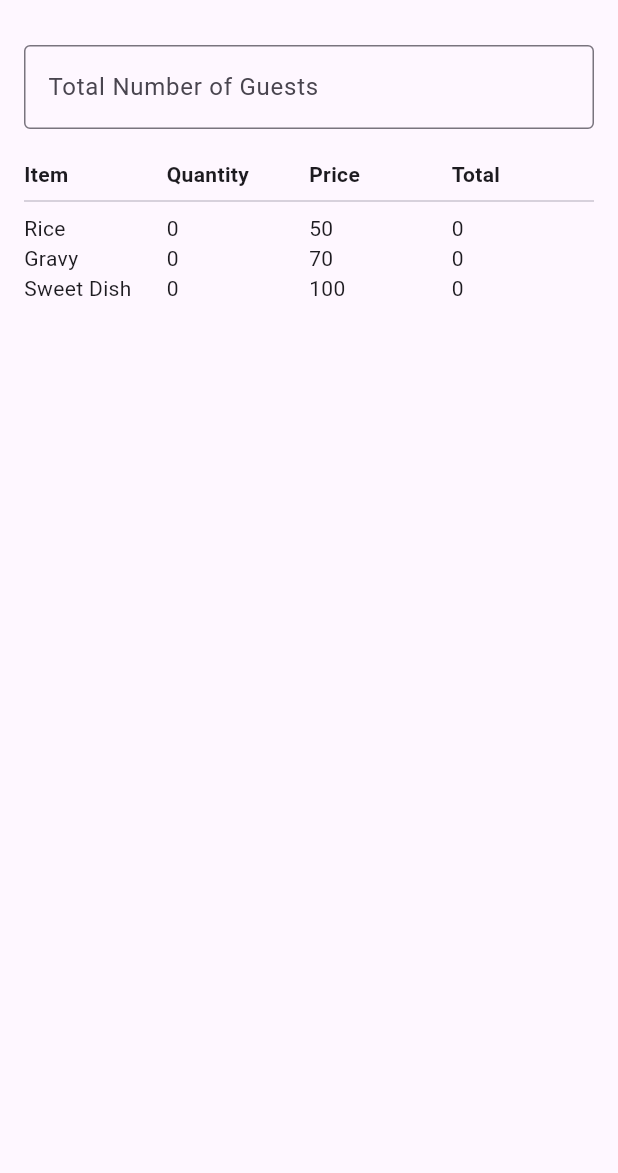
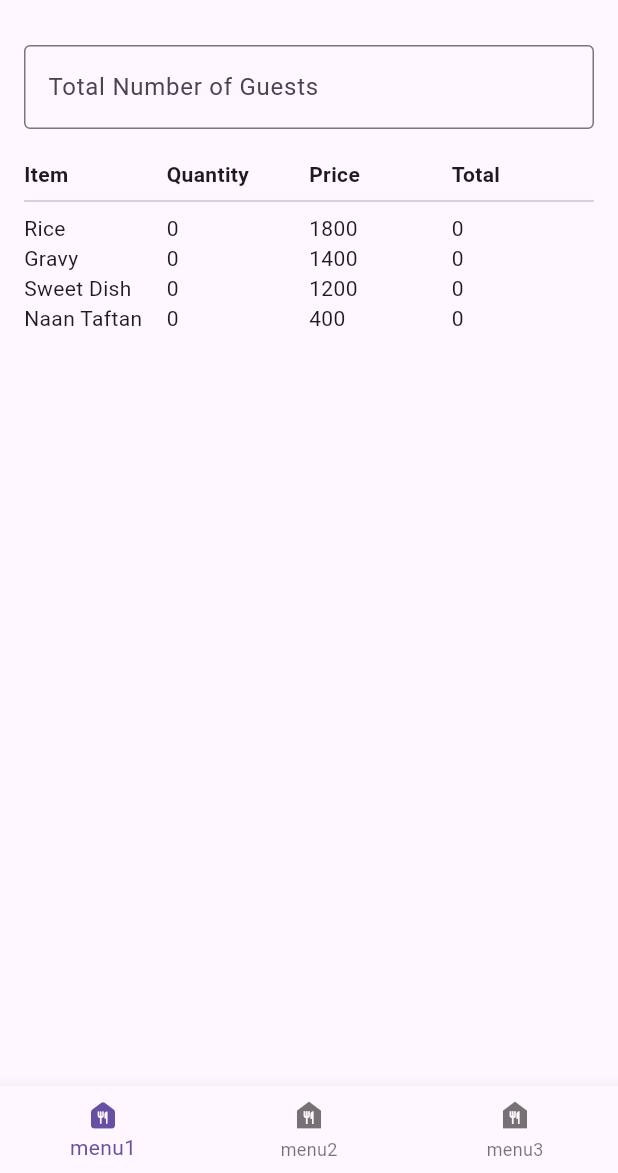
Before and after one commit to oowais95/CaterersAdminFlutterApp, a Flutter app: the screen it shows after launch, on a phone screen of 412 x 824 dp, the part 63-1236 px from its top. Run offline on Flutter 3.47's test engine with Material 3 defaults, Android fonts, the phone set to English and light mode, and no system bars.

Commit message:
nav bar basic added (ok)

```diff
--- a/lib/main.dart
+++ b/lib/main.dart
@@ -23,11 +23,14 @@ class FoodCalculatorPage extends StatefulWidget {
 
 class _FoodCalculatorPageState extends State<FoodCalculatorPage> {
   int totalNumberOfGuests = 0;
+  int myIndex = 0;
 
   final Map<String, Map<String, dynamic>> foodItems = {
-    "Rice": {"price": 50, "factor": 10},
-    "Gravy": {"price": 70, "factor": 8},
-    "Sweet Dish": {"price": 100, "factor": 8},
+    "Rice": {"price": 1800, "factor": 10},
+    "Gravy": {"price": 1400, "factor": 8},
+    "Sweet Dish": {"price": 1200, "factor": 8},
+    "Naan Taftan": {"price": 400, "factor": 8},
+
   };
 
   @override
@@ -35,6 +38,20 @@ class _FoodCalculatorPageState extends State<FoodCalculatorPage> {
     return Scaffold(
       appBar: AppBar(
         title: Text('Food Quantity Calculator'),
+      ),
+      bottomNavigationBar: BottomNavigationBar(
+
+        onTap: (index){
+          setState(() {
+            myIndex = index;
+          });
+
+        },
+        currentIndex: myIndex,
+
+        items: const[BottomNavigationBarItem(icon: Icon(Icons.food_bank_rounded), label: 'menu1'),
+        BottomNavigationBarItem(icon: Icon(Icons.food_bank), label: 'menu2'),
+        BottomNavigationBarItem(icon: Icon(Icons.food_bank_sharp), label: 'menu3',),],
       ),
       body: Padding(
         padding: const EdgeInsets.all(16.0),
```
